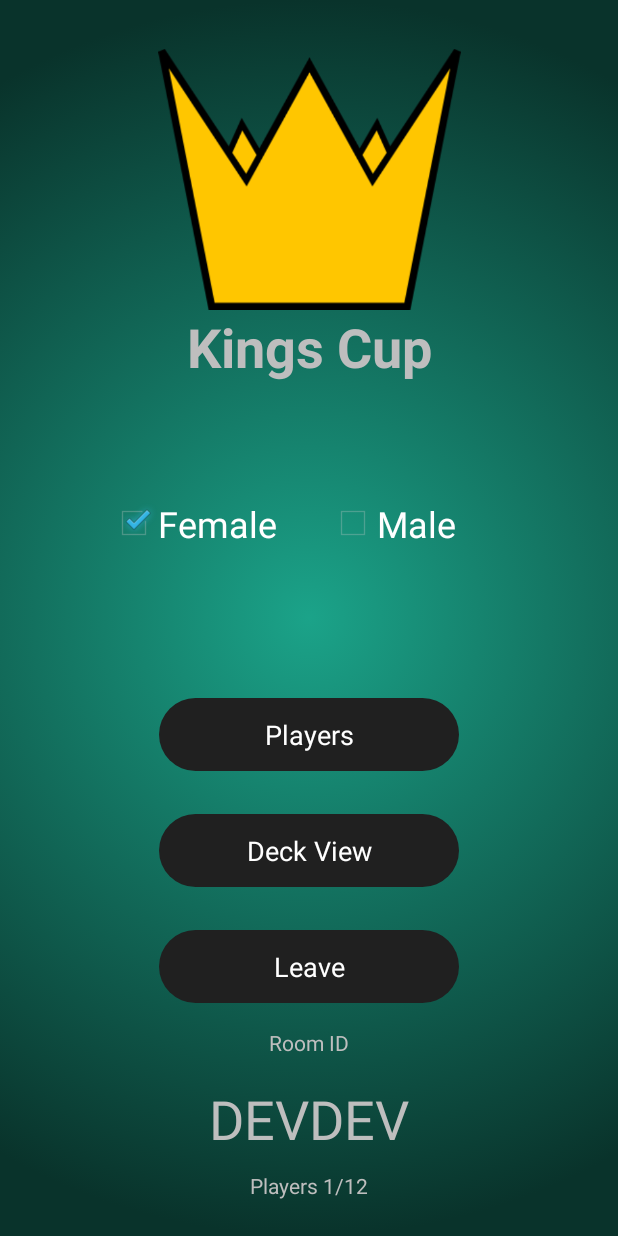
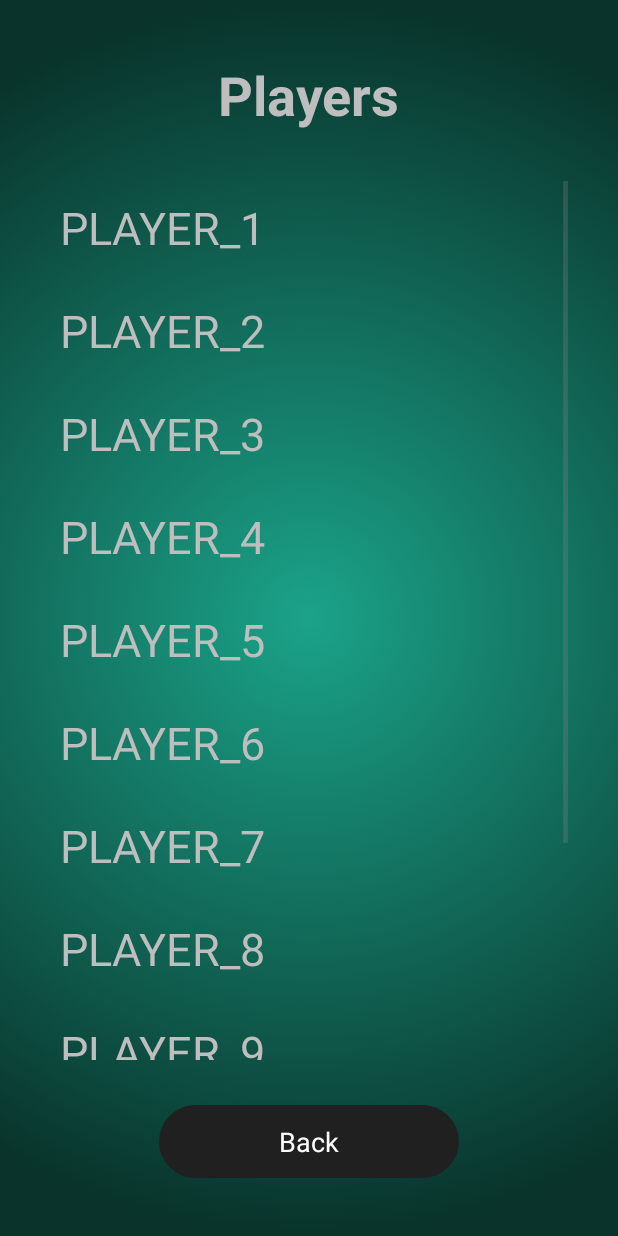
Before and after one commit to kuzn1/KingsCup, an Android app: the LobbyActivity screen opened directly, with no data from a screen before it, after a tap on "Players", on a phone screen of 412 x 824 dp. Run offline under Robolectric (Android 15) with nearby library versions, the phone set to English and light mode, and no system bars; 1 statement that could not run was skipped.

```diff
--- a/app/build.gradle
+++ b/app/build.gradle
@@ -25,7 +25,7 @@ android {
     }
 
     viewBinding.enabled = true
-
+    dataBinding.enabled = true
 
 }
 
@@ -36,6 +36,7 @@ dependencies {
     implementation 'androidx.appcompat:appcompat:1.2.0'
     implementation 'androidx.constraintlayout:constraintlayout:2.0.4'
     implementation 'com.android.databinding:viewbinding:4.1.3'
+    implementation 'androidx.viewpager2:viewpager2:1.0.0'
     testImplementation 'junit:junit:4.12'
     androidTestImplementation 'androidx.test.ext:junit:1.1.2'
     androidTestImplementation 'androidx.test.espresso:espresso-core:3.3.0'
--- a/app/src/main/AndroidManifest.xml
+++ b/app/src/main/AndroidManifest.xml
@@ -29,6 +29,11 @@
                   android:theme="@android:style/Theme.Holo.NoActionBar.Fullscreen" >
         </activity>
 
+        <activity android:name=".PlayerViewActivity"
+                  android:screenOrientation="portrait"
+                  android:theme="@android:style/Theme.Holo.NoActionBar.Fullscreen" >
+        </activity>
+
     </application>
 
 </manifest>
--- a/app/src/main/java/pwr/am/kingscup/JoinActivity.kt
+++ b/app/src/main/java/pwr/am/kingscup/JoinActivity.kt
@@ -17,17 +17,19 @@ class JoinActivity : Activity() {
         setContentView(binding.root)
     }
 
-    fun connect(ignore: View) {
+    fun onClick(view: View) {
+        when(view){
+            binding.joinButton-> {
                 val id = binding.textInput.editableText.toString()
-
-
                 if(id == "DEVDEV") { //todo search in firebase if game exists
                     //todo register player in game in firebase
                     val intent = Intent(this, LobbyActivity::class.java)
                     intent.putExtra("ID", id)
                     intent.putExtra("OWNER", false)
                     startActivity(intent)
-
                 } else Toast.makeText(applicationContext, "Wrong ID",Toast.LENGTH_SHORT).show()
             }
+            binding.backButton -> finish()
         }
+    }
+}
--- a/app/src/main/java/pwr/am/kingscup/LobbyActivity.kt
+++ b/app/src/main/java/pwr/am/kingscup/LobbyActivity.kt
@@ -9,6 +9,7 @@ import pwr.am.kingscup.databinding.ActivityLobbyBinding
 
 class LobbyActivity : Activity() {
     private lateinit var binding: ActivityLobbyBinding
+    private var owner : Boolean = false
 
     override fun onCreate(savedInstanceState: Bundle?) {
         super.onCreate(savedInstanceState)
@@ -16,7 +17,9 @@ class LobbyActivity : Activity() {
         binding.idTextView.text = intent.getStringExtra("ID").toString()
         updatePlayers()
         binding.femaleCheckBox.isChecked = true
-        if(intent.getBooleanExtra("OWNER", false)) binding.startButton.visibility = View.VISIBLE
+        owner = intent.getBooleanExtra("OWNER", false)
+
+        if(owner) binding.startButton.visibility = View.VISIBLE
 
         setContentView(binding.root)
     }
@@ -40,7 +43,8 @@ class LobbyActivity : Activity() {
     fun onClick(view: View) {
         when(view){
             binding.startButton-> start()
-            binding.playersButton-> {}// todo start lobbyPlayerView activity activity
+            binding.playersButton->
+                startActivity(Intent(this, PlayerViewActivity::class.java).putExtra("OWNER", owner))
             binding.deckButton-> {} // todo start deckView activity
             binding.leaveButton-> {
                 // todo send leave information to firebase
--- /dev/null
+++ b/app/src/main/java/pwr/am/kingscup/PlayerViewActivity.kt
@@ -0,0 +1,52 @@
+package pwr.am.kingscup
+
+import android.app.Activity
+import android.os.Bundle
+import android.view.View
+import pwr.am.kingscup.databinding.ActivityPlayerViewBinding
+import android.view.LayoutInflater
+import android.widget.TableRow
+import android.widget.Toast
+import pwr.am.kingscup.databinding.PlayerViewRowBinding
+
+
+class PlayerViewActivity : Activity() {
+    private lateinit var binding: ActivityPlayerViewBinding
+    private lateinit var players : Array<Pair<String,Int>>
+
+    override fun onCreate(savedInstanceState: Bundle?) {
+        super.onCreate(savedInstanceState)
+
+        binding = ActivityPlayerViewBinding.inflate(layoutInflater)
+        setContentView(binding.root)
+        loadPlayers(intent.getBooleanExtra("OWNER", false))
+    }
+
+    fun loadPlayers(owner : Boolean){
+        //todo get players from database
+        players = arrayOf(Pair("PLAYER_1", 1),Pair("PLAYER_2", 2),Pair("PLAYER_3", 3),Pair("PLAYER_4", 4),
+            Pair("PLAYER_5", 5),Pair("PLAYER_6", 6),Pair("PLAYER_7", 7),Pair("PLAYER_8", 8),Pair("PLAYER_9", 9),
+            Pair("PLAYER_10", 10),Pair("PLAYER_11", 11),Pair("PLAYER_12", 12))
+
+        for(player : Pair<String,Int> in  players){
+            val row = PlayerViewRowBinding.inflate(LayoutInflater.from(this))
+            row.nickName.text = player.first
+            if(owner){
+                row.kickButton.visibility = View.VISIBLE
+                row.kickButton.setOnClickListener{ kickPlayer(player.second) }
+            }
+            binding.playerList.addView(row.root)
+        }
+
+    }
+
+    fun kickPlayer(playerID : Int){
+        //todo send player kick to server
+        Toast.makeText(this,"Kick player:" + playerID, Toast.LENGTH_SHORT).show()
+    }
+
+    fun back(view: View) {
+        finish()
+    }
+
+}
--- a/app/src/main/res/layout/activity_join.xml
+++ b/app/src/main/res/layout/activity_join.xml
@@ -49,5 +49,14 @@
             app:layout_constraintBottom_toBottomOf="parent" app:layout_constraintStart_toStartOf="parent"
             app:layout_constraintEnd_toEndOf="parent"
             app:layout_constraintVertical_bias="0.05"
-            android:onClick="connect"/>
+            android:onClick="onClick"/>
+    <Button
+            style="@style/buttonStyle"
+            android:text="@string/back"
+            android:id="@+id/backButton"
+            app:layout_constraintTop_toBottomOf="@+id/textInput"
+            app:layout_constraintBottom_toBottomOf="parent" app:layout_constraintStart_toStartOf="parent"
+            app:layout_constraintEnd_toEndOf="parent"
+            app:layout_constraintVertical_bias="0.9"
+            android:onClick="onClick"/>
 </androidx.constraintlayout.widget.ConstraintLayout>
--- /dev/null
+++ b/app/src/main/res/layout/activity_player_view.xml
@@ -0,0 +1,54 @@
+<?xml version="1.0" encoding="utf-8"?>
+<androidx.constraintlayout.widget.ConstraintLayout
+        xmlns:android="http://schemas.android.com/apk/res/android"
+        xmlns:app="http://schemas.android.com/apk/res-auto"
+        xmlns:tools="http://schemas.android.com/tools"
+        android:layout_width="match_parent"
+        android:layout_height="match_parent"
+        tools:context=".PlayerViewActivity"
+
+        android:background="@drawable/gradient_background">
+
+    <ScrollView
+            android:id="@+id/scrollView"
+            android:layout_width="match_parent"
+            android:layout_height="0dp"
+            android:padding="30dp"
+            app:layout_constraintBottom_toTopOf="@+id/playButton"
+            android:gravity="center"
+            app:layout_constraintVertical_bias="0.1"
+            app:layout_constraintEnd_toEndOf="parent"
+            app:layout_constraintStart_toStartOf="parent"
+            app:layout_constraintTop_toBottomOf="@+id/textView">
+
+        <TableLayout
+                android:id="@+id/playerList"
+                android:layout_width="match_parent"
+                android:layout_height="wrap_content"/>
+
+    </ScrollView>
+
+    <Button
+            style="@style/buttonStyle"
+            android:id="@+id/playButton"
+            android:text="@string/back"
+            app:layout_constraintStart_toStartOf="parent"
+            app:layout_constraintEnd_toEndOf="parent"
+            app:layout_constraintBottom_toBottomOf="parent"
+            app:layout_constraintVertical_bias="0.95"
+            android:onClick="back"
+            app:layout_constraintTop_toTopOf="parent"/>
+
+    <TextView
+            android:text="@string/players"
+            android:layout_width="wrap_content"
+            android:layout_height="wrap_content"
+            android:id="@+id/textView"
+            app:layout_constraintTop_toTopOf="parent"
+            app:layout_constraintBottom_toBottomOf="parent"
+            app:layout_constraintStart_toStartOf="parent"
+            app:layout_constraintEnd_toEndOf="parent"
+            app:layout_constraintVertical_bias="0.05"
+            android:textSize="36sp"
+            android:textStyle="bold"/>
+</androidx.constraintlayout.widget.ConstraintLayout>
--- /dev/null
+++ b/app/src/main/res/layout/player_view_row.xml
@@ -0,0 +1,31 @@
+<?xml version="1.0" encoding="utf-8"?>
+<androidx.constraintlayout.widget.ConstraintLayout xmlns:android="http://schemas.android.com/apk/res/android"
+          xmlns:app="http://schemas.android.com/apk/res-auto"
+          xmlns:tools="http://schemas.android.com/tools"
+          android:id="@+id/LinearLayoutRow"
+          android:layout_width="match_parent"
+          android:layout_height="wrap_content"
+          android:padding="10dp"
+          android:gravity="center_vertical">
+
+
+    <TextView
+            android:layout_width="wrap_content"
+            android:layout_height="wrap_content"
+            android:id="@+id/nickName"
+            app:layout_constraintStart_toStartOf="parent"
+            app:layout_constraintTop_toTopOf="parent"
+            app:layout_constraintBottom_toBottomOf="parent"
+            android:textSize="30sp"/>
+
+    <Button
+            style="@style/buttonStyle"
+            android:text="@string/kick"
+            android:visibility="invisible"
+            android:id="@+id/kickButton"
+            android:layout_width="wrap_content"
+            app:layout_constraintEnd_toEndOf="parent"
+            app:layout_constraintBottom_toBottomOf="parent"
+            app:layout_constraintTop_toTopOf="parent"/>
+
+</androidx.constraintlayout.widget.ConstraintLayout>
--- a/app/src/main/res/values/strings.xml
+++ b/app/src/main/res/values/strings.xml
@@ -16,4 +16,5 @@
     <string name="back">Back</string>
     <string name="playerCount">Players %1$d/12</string>
     <string name="devCode">DEVDEV</string>
+    <string name="kick">Kick</string>
 </resources>
```
Lines whose indentation alone changed are shown as unchanged.
